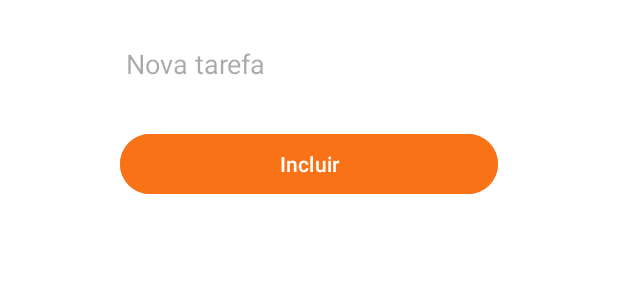
After one commit to phmotad/App-Contatos, an Android app: the layout layout_dialog.xml on its own in the app's theme, with its tools: preview values and no code run, on a phone screen of 412 x 824 dp. The commit adds this screen. Shown: the top 300 px of the screen. Run offline under Robolectric (Android 15) with nearby library versions, the light colour scheme and no system bars.

Commit message:
Criação da lista de tarefas e da janela popup para cadastro

```diff
--- /dev/null
+++ b/app/src/main/res/drawable/baseline_add_24.xml
@@ -0,0 +1,5 @@
+<vector android:height="35dp" android:tint="#FDFDFE"
+    android:viewportHeight="24" android:viewportWidth="24"
+    android:width="35dp" xmlns:android="http://schemas.android.com/apk/res/android">
+    <path android:fillColor="@android:color/white" android:pathData="M19,13h-6v6h-2v-6H5v-2h6V5h2v6h6v2z"/>
+</vector>
--- a/app/src/main/res/layout/activity_login.xml
+++ b/app/src/main/res/layout/activity_login.xml
@@ -55,7 +55,7 @@
                 android:layout_marginTop="15dp"
                 android:background="@color/azulEscuro"
                 android:backgroundTint="@color/azulEscuro"
-                android:text="Colleman Trainer"
+                android:text="Lista de tarefas"
                 android:textAlignment="center"
                 android:textColor="@color/branco"
                 android:textSize="40sp"
--- /dev/null
+++ b/app/src/main/res/layout/layout_dialog.xml
@@ -0,0 +1,37 @@
+<?xml version="1.0" encoding="utf-8"?>
+<androidx.constraintlayout.widget.ConstraintLayout xmlns:android="http://schemas.android.com/apk/res/android"
+    xmlns:app="http://schemas.android.com/apk/res-auto"
+    xmlns:tools="http://schemas.android.com/tools"
+    android:layout_width="match_parent"
+    android:layout_height="wrap_content">
+
+    <EditText
+        android:id="@+id/edtTarefa"
+        android:layout_width="0dp"
+        android:layout_height="wrap_content"
+        android:layout_marginStart="80dp"
+        android:layout_marginTop="20dp"
+        android:layout_marginEnd="80dp"
+        android:ems="10"
+        android:hint="Nova tarefa"
+        android:inputType="text"
+        app:layout_constraintEnd_toEndOf="parent"
+        app:layout_constraintStart_toStartOf="parent"
+        app:layout_constraintTop_toTopOf="parent" />
+
+    <Button
+        android:id="@+id/btnSalvarTarefa"
+        android:layout_width="0dp"
+        android:layout_height="wrap_content"
+        android:layout_marginStart="80dp"
+        android:layout_marginTop="20dp"
+        android:layout_marginEnd="80dp"
+        android:layout_marginBottom="20dp"
+        android:backgroundTint="@color/laranja"
+        android:text="Incluir"
+        app:layout_constraintBottom_toBottomOf="parent"
+        app:layout_constraintEnd_toEndOf="parent"
+        app:layout_constraintStart_toStartOf="parent"
+        app:layout_constraintTop_toBottomOf="@+id/edtTarefa" />
+
+</androidx.constraintlayout.widget.ConstraintLayout>
```
Also changed, not shown: app/src/main/java/br/com/victall/projetoph/activity/MainActivity.java (+42 -0 lines), app/src/main/res/layout/activity_main.xml (+24 -4 lines).
